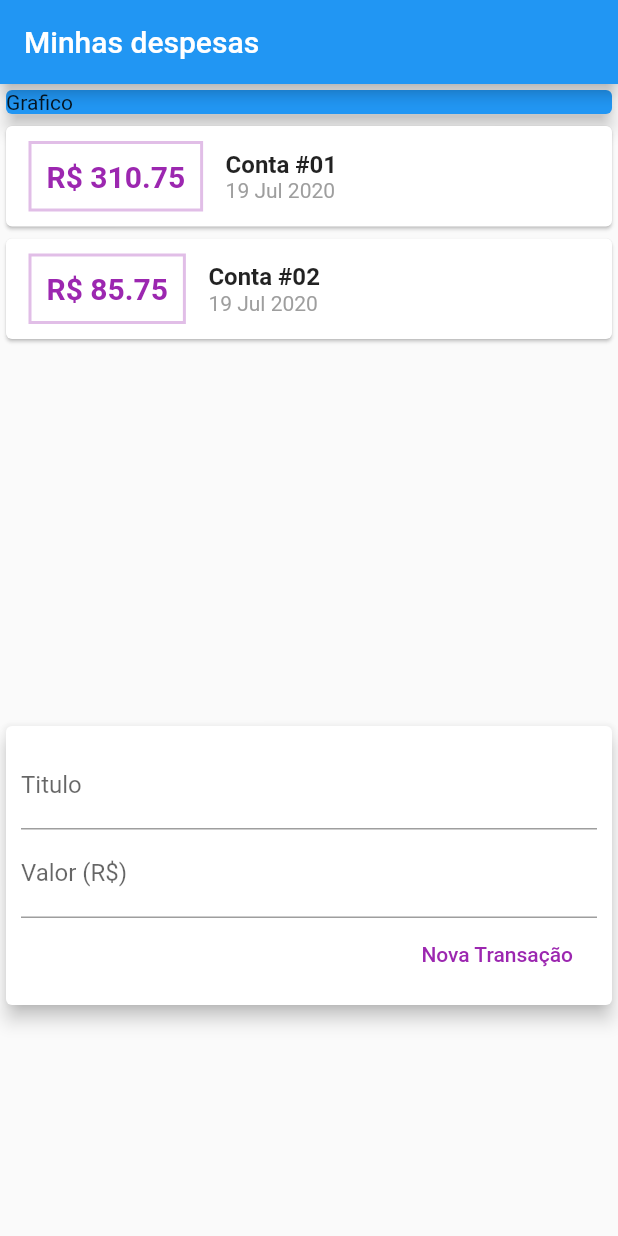
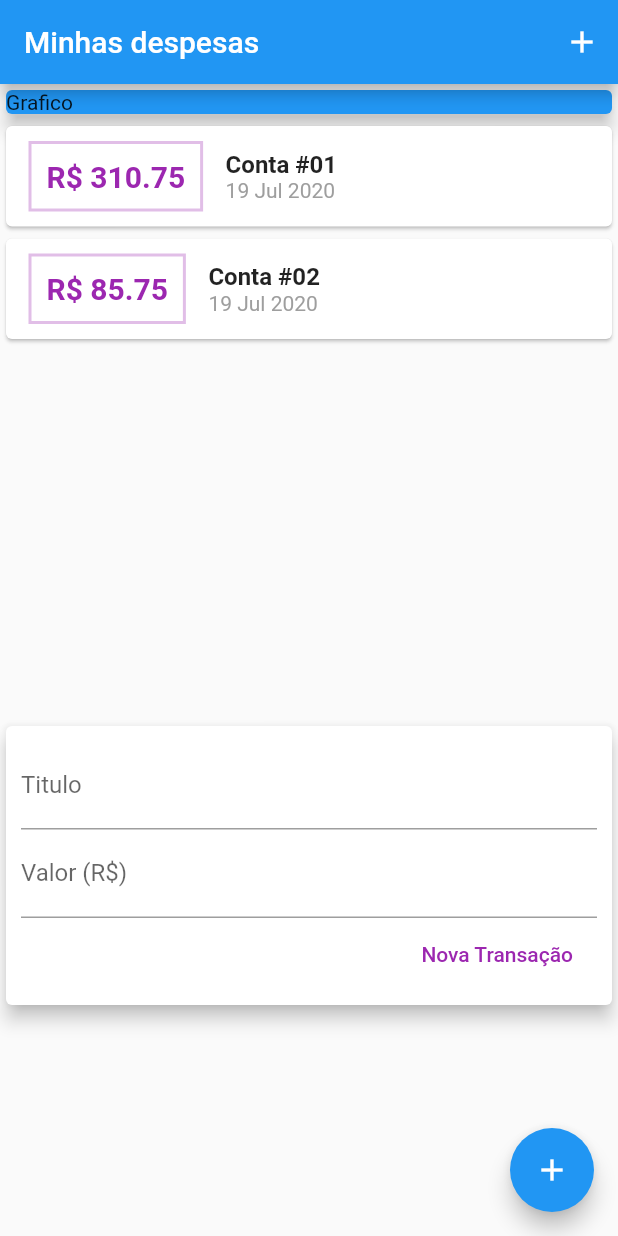
Before and after one commit to VadaGuilherme/flutter_expenses, a Flutter app: the screen it shows after launch, on a phone screen of 412 x 824 dp. Run offline on Flutter 3.47's test engine with Material 2 defaults, Android fonts, the phone set to English and light mode, and no system bars.

Commit message:
implementation button add new transaction

```diff
--- a/lib/main.dart
+++ b/lib/main.dart
@@ -17,7 +17,15 @@ class MyHomePage extends StatelessWidget {
   @override
   Widget build(BuildContext context) {
     return Scaffold(
-      appBar: AppBar(title: Text('Minhas despesas')),
+      appBar: AppBar(
+        title: Text('Minhas despesas'),
+        actions: <Widget>[
+          IconButton(
+            icon: Icon(Icons.add),
+            onPressed: () {},
+          ),
+        ],
+      ),
       body: SingleChildScrollView(
         child: Column(
           crossAxisAlignment: CrossAxisAlignment.stretch,
@@ -34,6 +42,11 @@ class MyHomePage extends StatelessWidget {
           ],
         ),
       ),
+      floatingActionButton: FloatingActionButton(
+        onPressed: () {},
+        child: Icon(Icons.add),
+      ),
+      floatingActionButtonLocation: FloatingActionButtonLocation.endFloat,
     );
   }
 }
```
